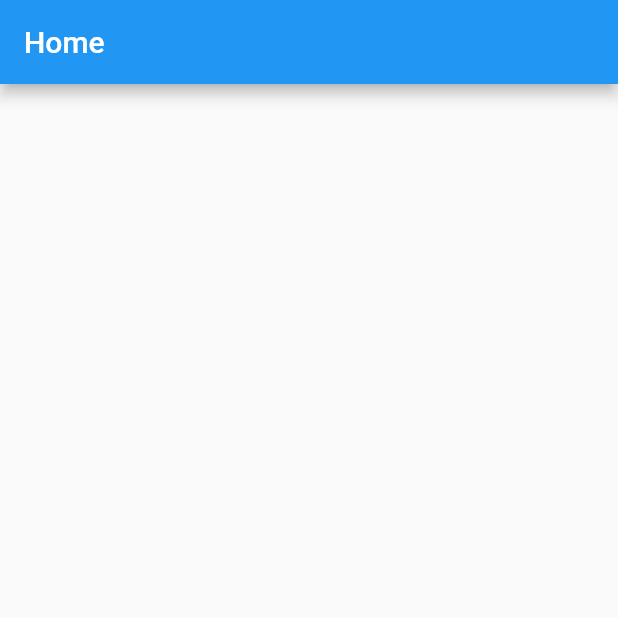
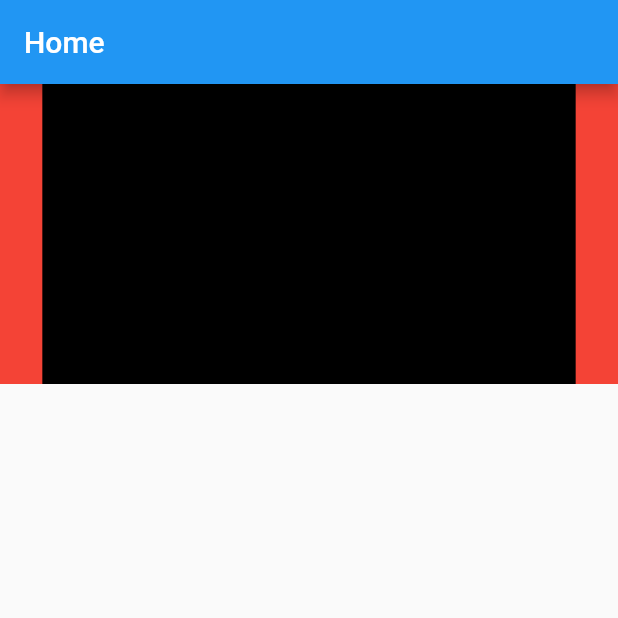
Before and after one commit to pranto372/module_07_flutter_03, a Flutter app: the screen it shows after launch, on a phone screen of 412 x 824 dp, the top half of it. Run offline on Flutter 3.47's test engine with Material 2 defaults, Android fonts, the phone set to English and light mode, and no system bars.

Commit message:
Aspect Ratio

```diff
--- a/lib/main.dart
+++ b/lib/main.dart
@@ -18,11 +18,23 @@ class MyHomePage extends StatelessWidget{
   const MyHomePage({super.key});
 
   @override
-  Widget build(BuildContext context) {
+  Widget build(BuildContext context){
     return Scaffold(
       appBar: AppBar(
         title: Text("Home"),
       ),
+      body: Container(
+        height: 200,
+        width: double.infinity,
+        color: Colors.red,
+          alignment: Alignment.center,
+          child: AspectRatio(
+            aspectRatio: 16/9,
+            child: Container(
+              color: Colors.black,
+            ),
+        ),
+      ),
     );
   }
 }
```
